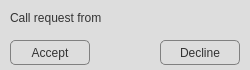
This is callresponse.ui in projedi/videochat as Qt 5 draws it before an edit. The edited form follows.
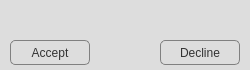
This is the edited form. Icons and pictures are not drawn.

What changed in the file:
```diff
--- a/callresponse.ui
+++ b/callresponse.ui
@@ -85,26 +85,13 @@
 radius: 1.35, stop: 0 #fff, stop: 1 #ccc);
 }</string>
   </property>
-  <widget class="QLabel" name="label">
-   <property name="geometry">
-    <rect>
-     <x>10</x>
-     <y>10</y>
-     <width>111</width>
-     <height>16</height>
-    </rect>
-   </property>
-   <property name="text">
-    <string>Call request from</string>
-   </property>
-  </widget>
   <widget class="QLabel" name="labelContact">
    <property name="geometry">
     <rect>
-     <x>130</x>
+     <x>20</x>
      <y>10</y>
-     <width>111</width>
-     <height>16</height>
+     <width>221</width>
+     <height>20</height>
     </rect>
    </property>
    <property name="text">
```
